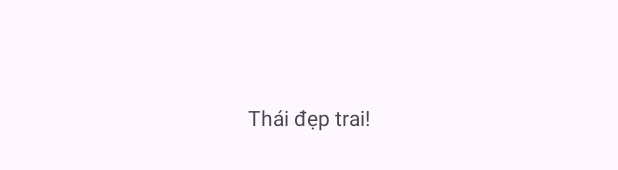
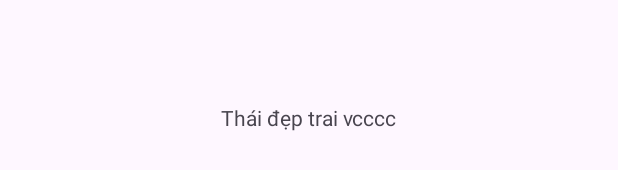
Before and after one commit to QuangThaiCTC/mobile-app, an Android app: the layout activity_main.xml on its own in the app's theme, with its tools: preview values and no code run, on a phone screen of 412 x 824 dp. Shown: the part 501-671 px from the top of the screen. Run offline under Robolectric (Android 15) with nearby library versions, the phone set to English and light mode, and no system bars.

Commit message:
Test commit

```diff
--- a/app/src/main/res/layout/activity_main.xml
+++ b/app/src/main/res/layout/activity_main.xml
@@ -9,7 +9,7 @@
     <TextView
         android:layout_width="wrap_content"
         android:layout_height="wrap_content"
-        android:text="Thái đẹp trai!"
+        android:text="Thái đẹp trai vcccc"
         app:layout_constraintBottom_toBottomOf="parent"
         app:layout_constraintEnd_toEndOf="parent"
         app:layout_constraintStart_toStartOf="parent"
```
